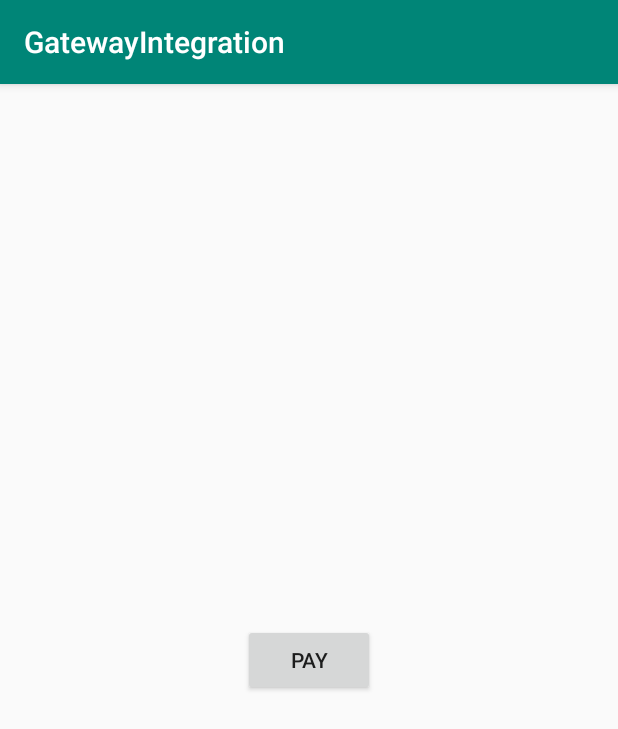
After one commit to techlibplanet/GatewayIntegration, an Android app: the MerchantActivity screen opened directly, with no data from a screen before it, on a phone screen of 412 x 824 dp. The commit adds this screen. Shown: the top 729 px of the screen. Run offline under Robolectric (Android 15) with nearby library versions, the phone set to English and light mode, and no system bars; libraries missing offline, so code that uses them is left out: com.paytm.pgsdk.

Commit message:
Off commit

```diff
--- a/app/build.gradle
+++ b/app/build.gradle
@@ -24,7 +24,7 @@ android {
 
 dependencies {
     implementation fileTree(dir: 'libs', include: ['*.jar'])
-    implementation"org.jetbrains.kotlin:kotlin-stdlib-jdk7:$kotlin_version"
+    implementation "org.jetbrains.kotlin:kotlin-stdlib-jdk7:$kotlin_version"
     implementation 'com.android.support:appcompat-v7:28.0.0'
     implementation 'com.android.support.constraint:constraint-layout:1.1.3'
     testImplementation 'junit:junit:4.12'
--- a/app/src/main/java/gatewayintegration/com/gatewayintegration/Constants.kt
+++ b/app/src/main/java/gatewayintegration/com/gatewayintegration/Constants.kt
@@ -23,5 +23,6 @@ object Constants {
     val INDUSTRY_TYPE_ID = "Retail" //Paytm industry type got it in paytm credential
 
     val WEBSITE = "APPSTAGING"
-    val CALLBACK_URL = "https://pguat.paytm.com/paytmchecksum/paytmCallback.jsp"
+//    val CALLBACK_URL = "https://pguat.paytm.com/paytmchecksum/paytmCallback.jsp"
+    val CALLBACK_URL = "https://securegw-stage.paytm.in/theia/paytmCallback?ORDER_ID="
 }
--- /dev/null
+++ b/app/src/main/java/gatewayintegration/com/gatewayintegration/MerchantActivity.kt
@@ -0,0 +1,126 @@
+package gatewayintegration.com.gatewayintegration
+
+import android.support.v7.app.AppCompatActivity
+import android.os.Bundle
+import android.util.Log
+import android.view.View
+import android.widget.Toast
+import com.paytm.pgsdk.PaytmPaymentTransactionCallback
+import com.paytm.pgsdk.PaytmOrder
+import com.paytm.pgsdk.PaytmPGService
+
+
+
+class MerchantActivity : AppCompatActivity() {
+
+    override fun onCreate(savedInstanceState: Bundle?) {
+        super.onCreate(savedInstanceState)
+        setContentView(R.layout.activity_paytm)
+    }
+
+    fun onStartTransaction(view: View) {
+        val Service = PaytmPGService.getProductionService()
+
+
+
+        val paramMap = HashMap<String, String>()
+
+        // these are mandatory parameters
+
+        paramMap["CALLBACK_URL"] = "https://securegw.paytm.in/theia/paytmCallback"
+        paramMap["CHANNEL_ID"] = "WAP"
+        paramMap["CHECKSUMHASH"] = "yDZks+XoWcQ4YZJ+Iod+f/b/7mi5tcGqqQELPhSLQYjGdUfcUnsegcjlsdW797gnsvy4YrHNV8HSIJmdFN0NgWbNTle8wgKFAnSH14crB3A="
+        paramMap["CUST_ID"] = "test111"
+        paramMap["INDUSTRY_TYPE_ID"] = "Retail"
+        paramMap["MID"] = "TECHOP10964184510936"
+        paramMap["ORDER_ID"] = "1523342168787"
+        paramMap["TXN_AMOUNT"] = "1"
+        paramMap["WEBSITE"] = "TECHweb"
+
+        /*
+        paramMap.put("MID" , "WorldP64425807474247");
+        paramMap.put("ORDER_ID" , "210lkldfka2a27");
+        paramMap.put("CUST_ID" , "mkjNYC1227");
+        paramMap.put("INDUSTRY_TYPE_ID" , "Retail");
+        paramMap.put("CHANNEL_ID" , "WAP");
+        paramMap.put("TXN_AMOUNT" , "1");
+        paramMap.put("WEBSITE" , "worldpressplg");
+        paramMap.put("CALLBACK_URL" , "https://pguat.paytm.com/paytmchecksum/paytmCheckSumVerify.jsp");*/
+
+
+        val Order = PaytmOrder(paramMap)
+
+        /*PaytmMerchant Merchant = new PaytmMerchant(
+				"https://pguat.paytm.com/paytmchecksum/paytmCheckSumGenerator.jsp",
+				"https://pguat.paytm.com/paytmchecksum/paytmCheckSumVerify.jsp");*/
+
+        Service.initialize(Order, null)
+
+        Service.startPaymentTransaction(this, true, true,
+                object : PaytmPaymentTransactionCallback {
+                    override fun someUIErrorOccurred(inErrorMessage: String) {
+                        // Some UI Error Occurred in Payment Gateway Activity.
+                        // // This may be due to initialization of views in
+                        // Payment Gateway Activity or may be due to //
+                        // initialization of webview. // Error Message details
+                        // the error occurred.
+                    }
+
+                    /*@Override
+					public void onTransactionSuccess(Bundle inResponse) {
+						// After successful transaction this method gets called.
+						// // Response bundle contains the merchant response
+						// parameters.
+						Log.d("LOG", "Payment Transaction is successful " + inResponse);
+						Toast.makeText(getApplicationContext(), "Payment Transaction is successful ", Toast.LENGTH_LONG).show();
+					}
+					@Override
+					public void onTransactionFailure(String inErrorMessage,
+							Bundle inResponse) {
+						// This method gets called if transaction failed. //
+						// Here in this case transaction is completed, but with
+						// a failure. // Error Message describes the reason for
+						// failure. // Response bundle contains the merchant
+						// response parameters.
+						Log.d("LOG", "Payment Transaction Failed " + inErrorMessage);
+						Toast.makeText(getBaseContext(), "Payment Transaction Failed ", Toast.LENGTH_LONG).show();
+					}*/
+
+                    override fun onTransactionResponse(inResponse: Bundle) {
+                        Log.d("LOG", "Payment Transaction is successful $inResponse")
+                        Toast.makeText(applicationContext, "Payment Transaction response " + inResponse.toString(), Toast.LENGTH_LONG).show()
+                    }
+
+                    override fun networkNotAvailable() { // If network is not
+                        // available, then this
+                        // method gets called.
+                    }
+
+                    override fun clientAuthenticationFailed(inErrorMessage: String) {
+                        // This method gets called if client authentication
+                        // failed. // Failure may be due to following reasons //
+                        // 1. Server error or downtime. // 2. Server unable to
+                        // generate checksum or checksum response is not in
+                        // proper format. // 3. Server failed to authenticate
+                        // that client. That is value of payt_STATUS is 2. //
+                        // Error Message describes the reason for failure.
+                    }
+
+                    override fun onErrorLoadingWebPage(iniErrorCode: Int,
+                                                       inErrorMessage: String, inFailingUrl: String) {
+
+                    }
+
+                    // had to be added: NOTE
+                    override fun onBackPressedCancelTransaction() {
+                        Toast.makeText(this@MerchantActivity, "Back pressed. Transaction cancelled", Toast.LENGTH_LONG).show()
+                    }
+
+                    override fun onTransactionCancel(inErrorMessage: String, inResponse: Bundle) {
+                        Log.d("LOG", "Payment Transaction Failed $inErrorMessage")
+                        Toast.makeText(baseContext, "Payment Transaction Failed ", Toast.LENGTH_LONG).show()
+                    }
+
+                })
+    }
+}
--- a/app/src/main/java/gatewayintegration/com/gatewayintegration/PaytmApi.kt
+++ b/app/src/main/java/gatewayintegration/com/gatewayintegration/PaytmApi.kt
@@ -19,6 +19,8 @@ interface PaytmApi {
             @Field("TXN_AMOUNT") txnAmount: String,
             @Field("WEBSITE") website: String,
             @Field("CALLBACK_URL") callbackUrl: String,
-            @Field("INDUSTRY_TYPE_ID") industryTypeId: String
+            @Field("INDUSTRY_TYPE_ID") industryTypeId: String,
+            @Field("MOBILE_NUMBER") mobileNumber: String,
+            @Field("EMAIL") email: String
     ): Call<Checksum>
 }
--- /dev/null
+++ b/app/src/main/res/layout/activity_paytm.xml
@@ -0,0 +1,23 @@
+<?xml version="1.0" encoding="utf-8"?>
+<android.support.constraint.ConstraintLayout xmlns:android="http://schemas.android.com/apk/res/android"
+    xmlns:app="http://schemas.android.com/apk/res-auto"
+    xmlns:tools="http://schemas.android.com/tools"
+    android:layout_width="match_parent"
+    android:layout_height="match_parent"
+    tools:context=".MerchantActivity">
+
+    <Button
+        android:onClick="onStartTransaction"
+        android:id="@+id/buttonStartTransaction"
+        android:layout_width="wrap_content"
+        android:layout_height="wrap_content"
+        android:layout_marginStart="8dp"
+        android:layout_marginTop="8dp"
+        android:layout_marginEnd="8dp"
+        android:layout_marginBottom="8dp"
+        android:text="Pay"
+        app:layout_constraintBottom_toBottomOf="parent"
+        app:layout_constraintEnd_toEndOf="parent"
+        app:layout_constraintStart_toStartOf="parent"
+        app:layout_constraintTop_toTopOf="parent" />
+</android.support.constraint.ConstraintLayout>
```
Also changed, not shown: app/src/main/AndroidManifest.xml (+9 -6 lines), app/src/main/java/gatewayintegration/com/gatewayintegration/MainActivity.kt (+22 -7 lines), app/src/main/java/gatewayintegration/com/gatewayintegration/Paytm.kt (+12 -4 lines).
